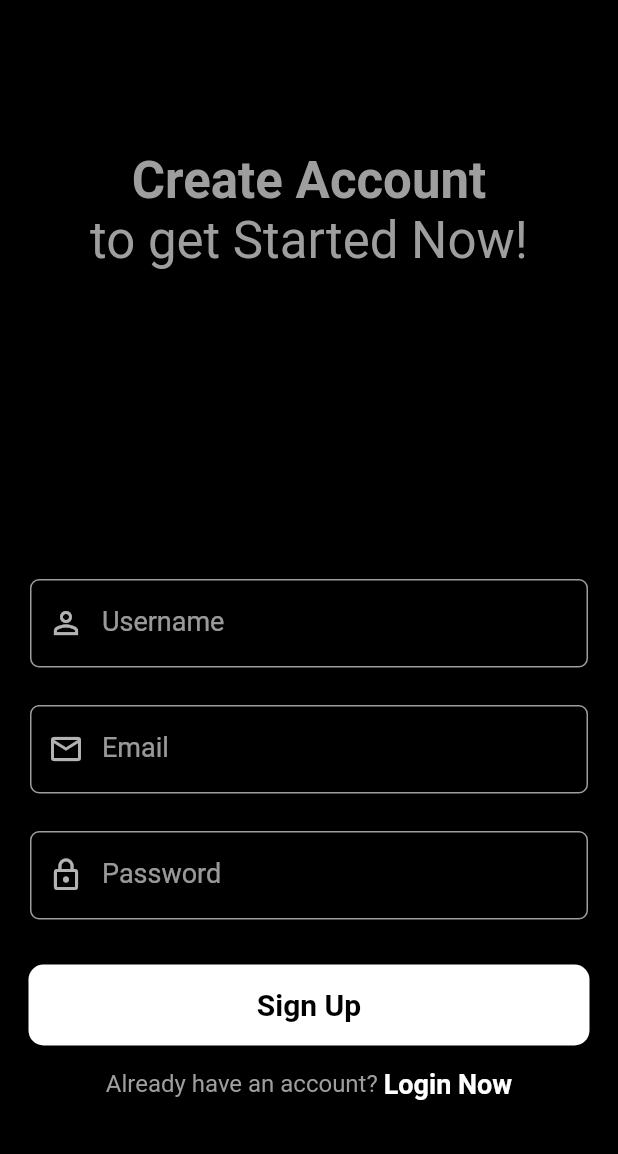
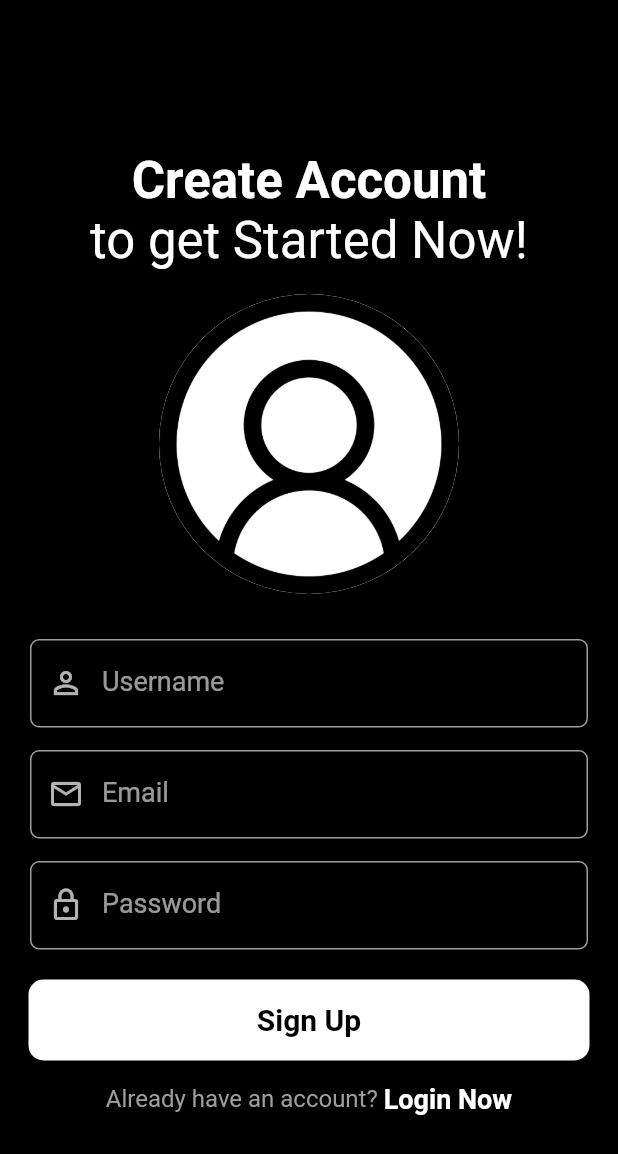
Before and after one commit to wenF627/tiktok_clone, a Flutter app: the RegistrationScreen screen opened directly, on a phone screen of 412 x 824 dp. Shown: the top 1154 px of the screen. Run offline on Flutter 3.47's test engine with Material 2 defaults, Android fonts, the phone set to English and light mode, and no system bars; our stand-ins replace cloud_firestore, firebase_auth, firebase_core, firebase_storage, get, google_fonts and 4 more; missing offline and left inert: video_compress; accounts and stored records are empty; network calls fail.

Commit message:
quick update
style change

```diff
--- a/lib/authentication/registration_screen.dart
+++ b/lib/authentication/registration_screen.dart
@@ -45,7 +45,7 @@ class _RegistrationScreenState extends State<RegistrationScreen>
                 "Create Account",
                 style: GoogleFonts.abhayaLibre(
                   fontSize: 34,
-                  color: Colors.grey,
+                  color: Colors.white,
                   fontWeight: FontWeight.bold,
                 ),
               ),
@@ -54,7 +54,7 @@ class _RegistrationScreenState extends State<RegistrationScreen>
                 "to get Started Now!",
                 style: GoogleFonts.abhayaLibre(
                   fontSize: 34,
-                  color: Colors.grey,
+                  color: Colors.white,
                 ),
               ),
 
@@ -70,11 +70,11 @@ class _RegistrationScreenState extends State<RegistrationScreen>
                   authenticationController.chooseImageFromGallery();
                 },
                 child: const CircleAvatar(
-                  radius: 80,
+                  radius: 100,
                   backgroundImage: AssetImage(
                     "images/profile_avatar.png"
                   ),
-                  backgroundColor: Colors.black,
+                  backgroundColor: Colors.white,
                 ),
               ),
 
@@ -95,7 +95,7 @@ class _RegistrationScreenState extends State<RegistrationScreen>
               ),
 
               const SizedBox(
-                height: 25,
+                height: 15,
               ),
 
               //email input
@@ -111,7 +111,7 @@ class _RegistrationScreenState extends State<RegistrationScreen>
               ),
 
               const SizedBox(
-                height: 25,
+                height: 15,
               ),
 
               //password input
@@ -127,7 +127,7 @@ class _RegistrationScreenState extends State<RegistrationScreen>
               ),
 
               const SizedBox(
-                height: 30,
+                height: 20,
               ),
 
               //login button
```
